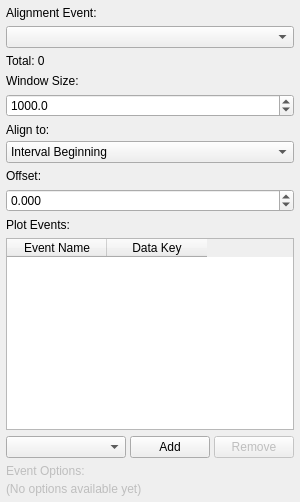
Before: the Qt Designer form src/WhiskerToolbox/Plots/EventPlotWidget/UI/EventPlotPropertiesWidget.ui in paulmthompson/WhiskerToolbox, drawn with Qt 5.
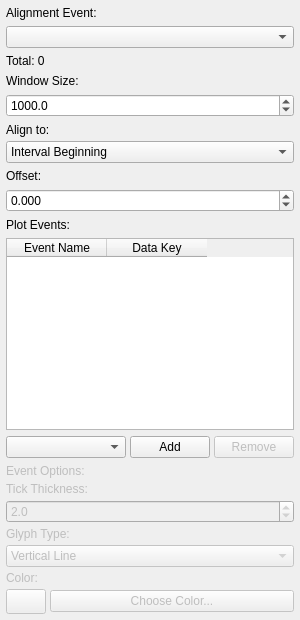
After: the same form once the commit is applied.

Commit message: add options for event plotting

What changed in the file:
```diff
--- a/src/WhiskerToolbox/Plots/EventPlotWidget/UI/EventPlotPropertiesWidget.ui
+++ b/src/WhiskerToolbox/Plots/EventPlotWidget/UI/EventPlotPropertiesWidget.ui
@@ -283,10 +283,133 @@
       <item>
        <widget class="QLabel" name="event_options_placeholder">
         <property name="text">
-         <string>(No options available yet)</string>
+         <string>Tick Thickness:</string>
         </property>
        </widget>
       </item>
+      <item>
+       <widget class="QDoubleSpinBox" name="tick_thickness_spinbox">
+        <property name="sizePolicy">
+         <sizepolicy hsizetype="Expanding" vsizetype="Fixed">
+          <horstretch>0</horstretch>
+          <verstretch>0</verstretch>
+         </sizepolicy>
+        </property>
+        <property name="decimals">
+         <number>1</number>
+        </property>
+        <property name="minimum">
+         <double>0.10000000000000001</double>
+        </property>
+        <property name="maximum">
+         <double>100.00000000000000</double>
+        </property>
+        <property name="singleStep">
+         <double>0.50000000000000000</double>
+        </property>
+        <property name="value">
+         <double>2.0000000000000000</double>
+        </property>
+       </widget>
+      </item>
+      <item>
+       <widget class="QLabel" name="glyph_type_label">
+        <property name="text">
+         <string>Glyph Type:</string>
+        </property>
+       </widget>
+      </item>
+      <item>
+       <widget class="QComboBox" name="glyph_type_combo">
+        <property name="sizePolicy">
+         <sizepolicy hsizetype="Expanding" vsizetype="Fixed">
+          <horstretch>0</horstretch>
+          <verstretch>0</verstretch>
+         </sizepolicy>
+        </property>
+        <item>
+         <property name="text">
+          <string>Vertical Line</string>
+         </property>
+        </item>
+        <item>
+         <property name="text">
+          <string>Circle</string>
+         </property>
+        </item>
+        <item>
+         <property name="text">
+          <string>Square</string>
+         </property>
+        </item>
+       </widget>
+      </item>
+      <item>
+       <widget class="QLabel" name="color_label">
+        <property name="text">
+         <string>Color:</string>
+        </property>
+       </widget>
+      </item>
+      <item>
+       <widget class="QWidget" name="color_widget" native="true">
+        <layout class="QHBoxLayout" name="color_layout">
+         <property name="spacing">
+          <number>4</number>
+         </property>
+         <property name="leftMargin">
+          <number>0</number>
+         </property>
+         <property name="topMargin">
+          <number>0</number>
+         </property>
+         <property name="rightMargin">
+          <number>0</number>
+         </property>
+         <property name="bottomMargin">
+          <number>0</number>
+         </property>
+         <item>
+          <widget class="QPushButton" name="color_display_button">
+           <property name="sizePolicy">
+            <sizepolicy hsizetype="Fixed" vsizetype="Fixed">
+             <horstretch>0</horstretch>
+             <verstretch>0</verstretch>
+            </sizepolicy>
+           </property>
+           <property name="minimumSize">
+            <size>
+             <width>40</width>
+             <height>25</height>
+            </size>
+           </property>
+           <property name="maximumSize">
+            <size>
+             <width>40</width>
+             <height>25</height>
+            </size>
+           </property>
+           <property name="enabled">
+            <bool>false</bool>
+           </property>
+          </widget>
+         </item>
+         <item>
+          <widget class="QPushButton" name="color_button">
+           <property name="sizePolicy">
+            <sizepolicy hsizetype="Expanding" vsizetype="Fixed">
+             <horstretch>0</horstretch>
+             <verstretch>0</verstretch>
+            </sizepolicy>
+           </property>
+           <property name="text">
+            <string>Choose Color...</string>
+           </property>
+          </widget>
+         </item>
+        </layout>
+       </widget>
+      </item>
      </layout>
     </widget>
    </item>
```
Left out of the diff: 2 changed lines with no effect on the pictures. The commit also changes 3 other files.
